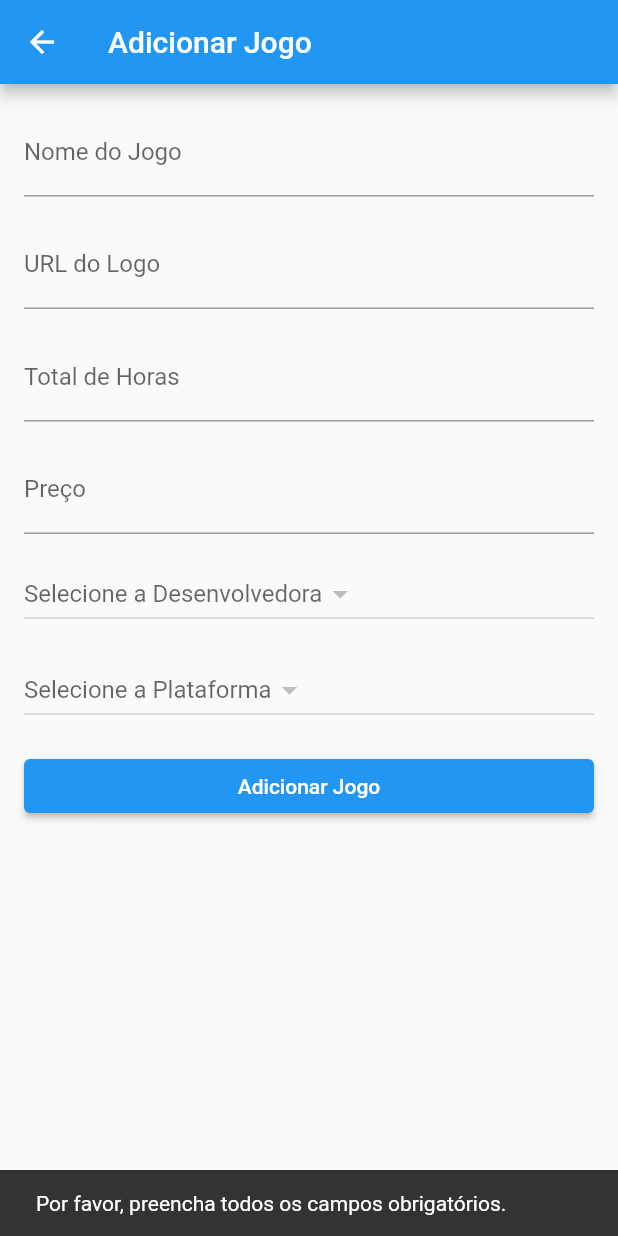
After one commit to Topanotti/PtojetoMobile2, a Flutter app: the AddGameView screen opened directly, after a tap on "Adicionar Jogo", on a phone screen of 412 x 824 dp. The commit adds this screen. Run offline on Flutter 3.47's test engine with Material 2 defaults, Android fonts, the phone set to English and light mode, and no system bars; our stand-ins replace cloud_firestore, firebase_core; accounts and stored records are empty.

Commit message:
seguindo commit

```diff
--- a/lib/model/game_model.dart
+++ b/lib/model/game_model.dart
@@ -1,10 +1,14 @@
+import 'platform_model.dart';
+import 'developer_model.dart';
+
 class Game {
-  final String id;
+  final String? id;
   final String name;
   final String logoUrl;
   final int totalHours;
   final double price;
-  final String developerId;
+  final Developer developer; // Referência para a desenvolvedora
+  final Platform platform; // Referência para a plataforma
   final bool finished;
 
   Game({
@@ -13,7 +17,10 @@ class Game {
     required this.logoUrl,
     required this.totalHours,
     required this.price,
-    required this.developerId,
+    required this.developer,
+    required this.platform,
     required this.finished,
   });
+
+
 }
--- /dev/null
+++ b/lib/view/add_game.dart
@@ -0,0 +1,174 @@
+import 'package:flutter/material.dart';
+import 'package:gameslist2/controller/game_controller.dart';
+import 'package:gameslist2/model/game_model.dart';
+import 'package:gameslist2/model/platform_model.dart';
+import 'package:gameslist2/model/developer_model.dart';
+import 'package:cloud_firestore/cloud_firestore.dart';
+
+class AddGameView extends StatefulWidget {
+  @override
+  _AddGameViewState createState() => _AddGameViewState();
+}
+
+class _AddGameViewState extends State<AddGameView> {
+  final GameController gameController = GameController();
+
+  final TextEditingController _nameController = TextEditingController();
+  final TextEditingController _logoUrlController = TextEditingController();
+  final TextEditingController _totalHoursController = TextEditingController();
+  final TextEditingController _priceController = TextEditingController();
+
+  // Variáveis para armazenar os IDs selecionados
+  String? selectedDeveloperId;
+  String? selectedPlatformId;
+
+  // Listas de itens para os dropdowns
+  List<DropdownMenuItem<String>> developerItems = [];
+  List<DropdownMenuItem<String>> platformItems = [];
+
+  @override
+  void initState() {
+    super.initState();
+    // Preencha as listas de itens dos dropdowns com dados existentes
+    _loadDeveloperItems();
+    _loadPlatformItems();
+  }
+
+  // Função para carregar os desenvolvedores do Firebase Firestore
+  Future<void> _loadDeveloperItems() async {
+    final developersQuery = FirebaseFirestore.instance.collection('developers');
+    final developersSnapshot = await developersQuery.get();
+
+    for (var doc in developersSnapshot.docs) {
+      final developer = Developer.fromSnapshot(doc);
+      developerItems.add(
+        DropdownMenuItem(
+          value: developer.id,
+          child: Text(developer.name),
+        ),
+      );
+    }
+  }
+
+  // Função para carregar as plataformas do Firebase Firestore
+  Future<void> _loadPlatformItems() async {
+    final platformsQuery = FirebaseFirestore.instance.collection('platforms');
+    final platformsSnapshot = await platformsQuery.get();
+
+    for (var doc in platformsSnapshot.docs) {
+      final platform = Platform.fromSnapshot(doc);
+      platformItems.add(
+        DropdownMenuItem(
+          value: platform.id,
+          child: Text(platform.name),
+        ),
+      );
+    }
+  }
+
+  @override
+  Widget build(BuildContext context) {
+    return Scaffold(
+      appBar: AppBar(
+        title: Text('Adicionar Jogo'),
+      ),
+      body: Padding(
+        padding: const EdgeInsets.all(16.0),
+        child: Column(
+          crossAxisAlignment: CrossAxisAlignment.stretch,
+          children: [
+            TextField(
+              controller: _nameController,
+              decoration: InputDecoration(labelText: 'Nome do Jogo'),
+            ),
+            SizedBox(height: 16.0),
+            TextField(
+              controller: _logoUrlController,
+              decoration: InputDecoration(labelText: 'URL do Logo'),
+            ),
+            SizedBox(height: 16.0),
+            TextField(
+              controller: _totalHoursController,
+              decoration: InputDecoration(labelText: 'Total de Horas'),
+            ),
+            SizedBox(height: 16.0),
+            TextField(
+              controller: _priceController,
+              decoration: InputDecoration(labelText: 'Preço'),
+            ),
+            SizedBox(height: 16.0),
+            DropdownButton<String>(
+              value: selectedDeveloperId,
+              onChanged: (String? newValue) {
+                setState(() {
+                  selectedDeveloperId = newValue;
+                });
+              },
+              items: developerItems,
+              hint: Text('Selecione a Desenvolvedora'),
+            ),
+            SizedBox(height: 16.0),
+            DropdownButton<String>(
+              value: selectedPlatformId,
+              onChanged: (String? newValue) {
+                setState(() {
+                  selectedPlatformId = newValue;
+                });
+              },
+              items: platformItems,
+              hint: Text('Selecione a Plataforma'),
+            ),
+            SizedBox(height: 16.0),
+            ElevatedButton(
+              onPressed: () {
+                final name = _nameController.text;
+                final logoUrl = _logoUrlController.text;
+                final totalHours = int.tryParse(_totalHoursController.text) ?? 0;
+                final price = double.tryParse(_priceController.text) ?? 0.0;
+                final developerId = selectedDeveloperId;
+                final platformId = selectedPlatformId;
+
+                if (name.isNotEmpty && logoUrl.isNotEmpty && developerId != null && platformId != null) {
+                  final newGame = Game(
+                    id: '', // O ID será atribuído automaticamente pelo Firebase
+                    name: name,
+                    logoUrl: logoUrl,
+                    totalHours: totalHours,
+                    price: price,
+                    developerId: developerId,
+                    platformId: platformId,
+                    finished: false, // Por padrão, um novo jogo não está finalizado
+                  );
+
+                  // Chame a função do controlador para adicionar o jogo
+                  gameController.addGameToFirestore(newGame);
+
+                  // Limpe os campos após adicionar o jogo
+                  _nameController.clear();
+                  _logoUrlController.clear();
+                  _totalHoursController.clear();
+                  _priceController.clear();
+
+                  // Exiba um snackbar para informar ao usuário que o jogo foi adicionado com sucesso
+                  ScaffoldMessenger.of(context).showSnackBar(
+                    SnackBar(
+                      content: Text('Jogo adicionado com sucesso!'),
+                    ),
+                  );
+                } else {
+                  // Exiba um snackbar para informar ao usuário que os campos são obrigatórios
+                  ScaffoldMessenger.of(context).showSnackBar(
+                    SnackBar(
+                      content: Text('Por favor, preencha todos os campos obrigatórios.'),
+                    ),
+                  );
+                }
+              },
+              child: Text('Adicionar Jogo'),
+            ),
+          ],
+        ),
+      ),
+    );
+  }
+}
```
Also changed, not shown: lib/controller/game_controller.dart (+21 -3 lines), lib/model/developer_model.dart (+13 -0 lines), lib/model/platform_model.dart (+12 -0 lines), lib/view/add_developer.dart (+14 -0 lines), lib/view/developer_list.dart (added, +76 -0 lines), lib/view/home_page.dart (+6 -7 lines).
